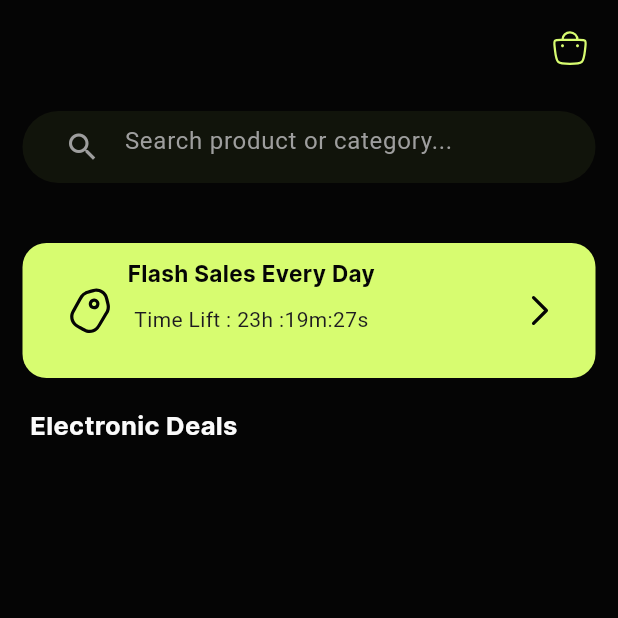
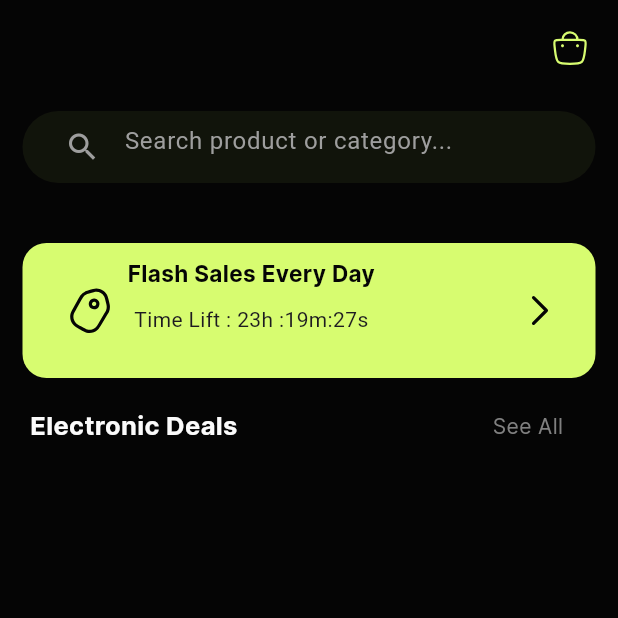
Before and after one commit to ahmdZhran/e-commerce, a Flutter app: the HomeView screen opened by its route, on a phone screen of 412 x 824 dp, the top half of it. Run offline on Flutter 3.47's test engine with Material 3 defaults, Android fonts, the phone set to English and light mode, and no system bars; our stand-ins replace dio, flutter_bloc, flutter_svg, fluttertoast, get_it, go_router and 4 more; accounts and stored records are empty.

Commit message:
add see all text

```diff
--- a/lib/features/home/presentation/view/home_view.dart
+++ b/lib/features/home/presentation/view/home_view.dart
@@ -2,6 +2,7 @@ import 'package:e_commerce/features/home/presentation/widgets/custom_search.dart
 import 'package:e_commerce/features/home/presentation/widgets/electronic_text.dart';
 import 'package:e_commerce/features/home/presentation/widgets/flash_sales_container.dart';
 import 'package:e_commerce/features/home/presentation/widgets/icon_head.dart';
+import 'package:e_commerce/features/home/presentation/widgets/see_all_text.dart';
 import 'package:flutter/material.dart';
 
 class HomeView extends StatelessWidget {
@@ -32,6 +33,8 @@ class HomeView extends StatelessWidget {
             child: Row(
               children: [
                 ElectronicDealsText(),
+                SizedBox(width: 170),
+                SeeAllText()
               ],
             ),
           )
--- /dev/null
+++ b/lib/features/home/presentation/widgets/see_all_text.dart
@@ -0,0 +1,15 @@
+import 'package:e_commerce/core/utls/app_strings.dart';
+import 'package:e_commerce/core/utls/texts_style.dart';
+import 'package:flutter/material.dart';
+
+class SeeAllText extends StatelessWidget {
+  const SeeAllText({super.key});
+
+  @override
+  Widget build(BuildContext context) {
+    return Text(
+      AppStrigns.seeAll,
+      style: CustomTextStyle.regular14,
+    );
+  }
+}
```
